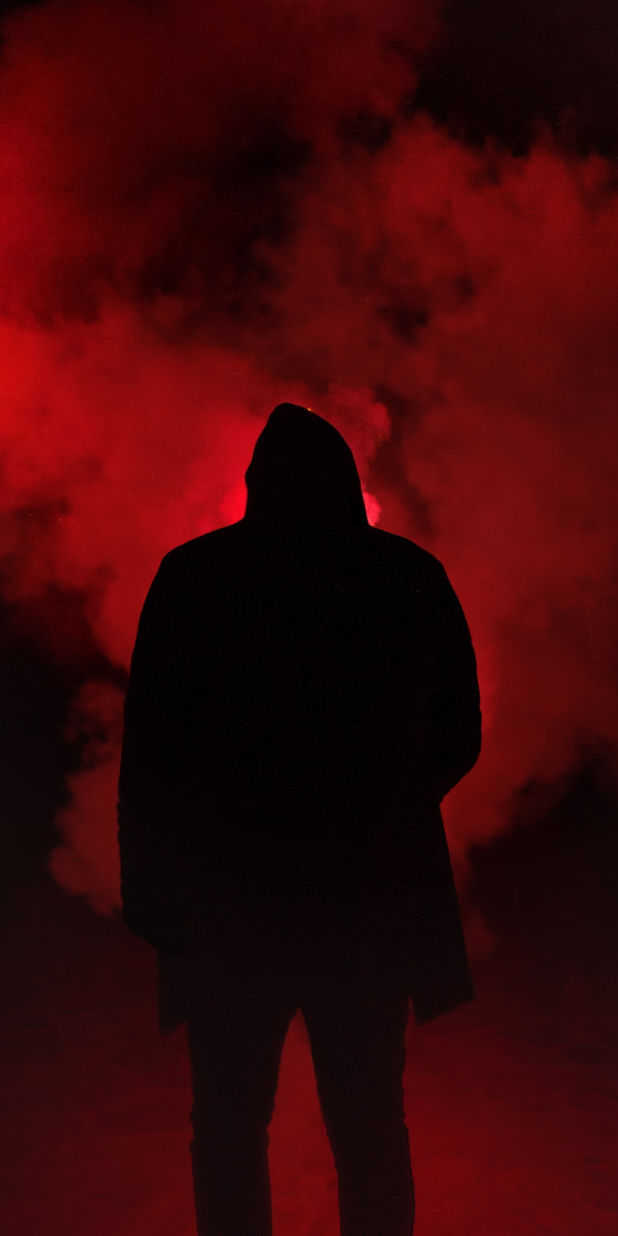
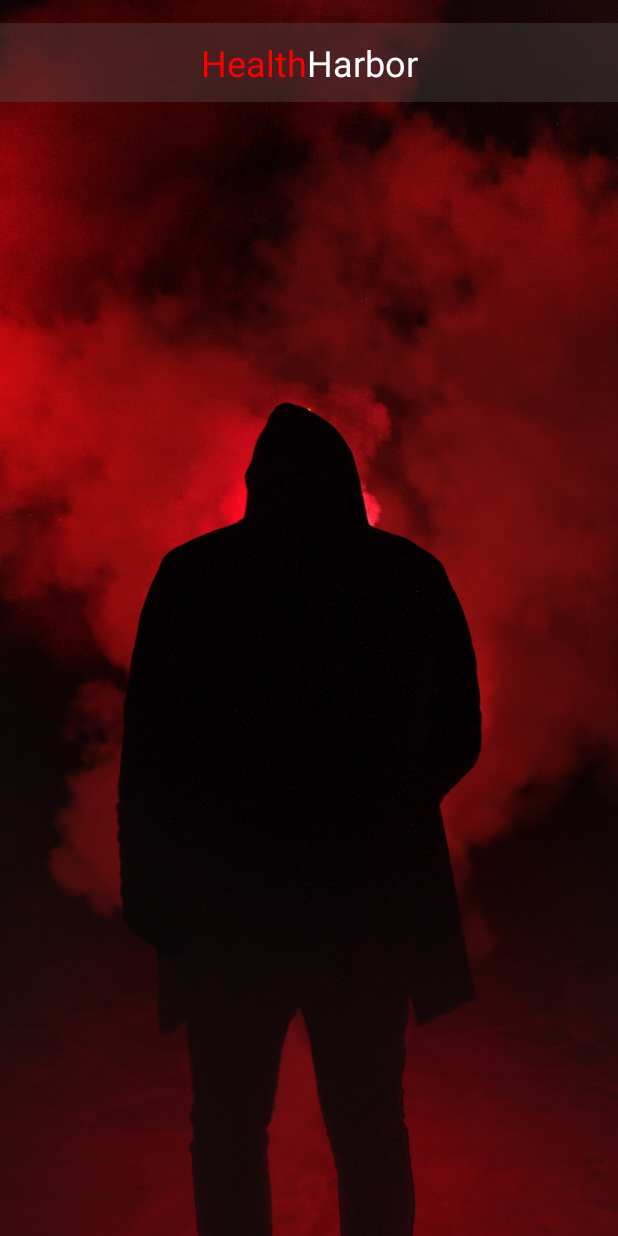
Before and after one commit to Seancully/GymApp_MSD, an Android app: the CalorieActivity screen opened directly, with no data from a screen before it, on a phone screen of 412 x 824 dp. Run offline under Robolectric (Android 15) with nearby library versions, the phone set to English and light mode, and no system bars.

Commit message:
Title on all pages now

```diff
--- a/app/src/main/java/com/example/gymapp_msd/CalorieActivity.java
+++ b/app/src/main/java/com/example/gymapp_msd/CalorieActivity.java
@@ -2,8 +2,13 @@ package com.example.gymapp_msd;
 
 import androidx.appcompat.app.AppCompatActivity;
 
+import android.graphics.Color;
 import android.os.Bundle;
+import android.text.SpannableString;
+import android.text.Spanned;
+import android.text.style.ForegroundColorSpan;
 import android.view.MenuItem;
+import android.widget.TextView;
 
 public class CalorieActivity extends AppCompatActivity {
 
@@ -16,6 +21,15 @@ public class CalorieActivity extends AppCompatActivity {
         if (getSupportActionBar()!= null) {
             getSupportActionBar().setDisplayHomeAsUpEnabled(true);
         }
+
+        // Setting up the title with SpannableString for color formatting
+        TextView title = findViewById(R.id.titleHealthHarbor);
+        String text = "HealthHarbor";
+        SpannableString spannableString = new SpannableString(text);
+        spannableString.setSpan(new ForegroundColorSpan(Color.RED), 0, 6, Spanned.SPAN_EXCLUSIVE_EXCLUSIVE); // "Health" in red
+        spannableString.setSpan(new ForegroundColorSpan(Color.WHITE), 6, text.length(), Spanned.SPAN_EXCLUSIVE_EXCLUSIVE); // "Harbor" in black
+        title.setText(spannableString);
+
     }
 
     @Override
--- a/app/src/main/res/layout/activity_calorie.xml
+++ b/app/src/main/res/layout/activity_calorie.xml
@@ -8,4 +8,25 @@
     android:background="@drawable/gymbackground"
     tools:context=".CalorieActivity">
 
+    <TextView
+        android:id="@+id/titleHealthHarbor"
+        android:layout_width="0dp"
+        android:layout_height="wrap_content"
+        android:layout_marginStart="15dp"
+        android:layout_marginTop="15dp"
+        android:layout_marginEnd="15dp"
+        android:background="#545C5858"
+        android:gravity="center"
+        android:padding="10dp"
+        android:textAppearance="@style/TextAppearance.AppCompat.Display2"
+        android:textSize="24sp"
+        app:layout_constraintEnd_toEndOf="parent"
+        app:layout_constraintHeight_percent="0.1"
+        app:layout_constraintHorizontal_bias="0.5"
+        app:layout_constraintLeft_toLeftOf="parent"
+        app:layout_constraintRight_toRightOf="parent"
+        app:layout_constraintStart_toStartOf="parent"
+        app:layout_constraintTop_toTopOf="parent"
+        app:layout_constraintWidth_percent="1.0" />
+
 </androidx.constraintlayout.widget.ConstraintLayout>
--- a/app/src/main/res/layout/activity_main.xml
+++ b/app/src/main/res/layout/activity_main.xml
@@ -37,7 +37,7 @@
         android:layout_marginStart="10dp"
         android:layout_marginTop="500dp"
         android:layout_marginEnd="10dp"
-        android:background="#4AFFFFFF"
+        android:background="#545C5858"
         android:text="Motivational tip"
         android:textColor="#FF0000"
         app:layout_constraintEnd_toEndOf="parent"
@@ -52,7 +52,7 @@
         android:layout_marginStart="10dp"
         android:layout_marginTop="15dp"
         android:layout_marginEnd="10dp"
-        android:background="#4F2B2A2A"
+        android:background="#545C5858"
         android:text="Workout Tracker"
         android:textColor="#FF0000"
         app:layout_constraintEnd_toEndOf="parent"
```
Also changed, not shown: app/src/main/java/com/example/gymapp_msd/MotivationActivity.java (+14 -0 lines), app/src/main/java/com/example/gymapp_msd/WorkoutActivity.java (+14 -0 lines), app/src/main/res/layout/activity_motivation.xml (+21 -0 lines), app/src/main/res/layout/activity_workout.xml (+21 -0 lines).
